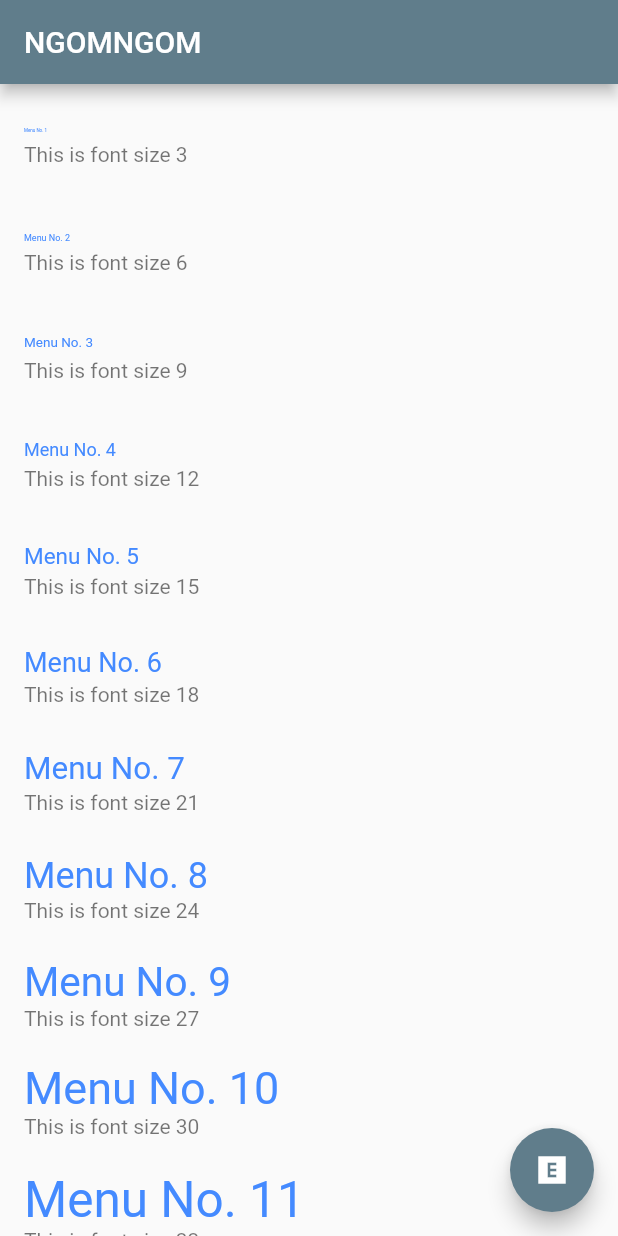
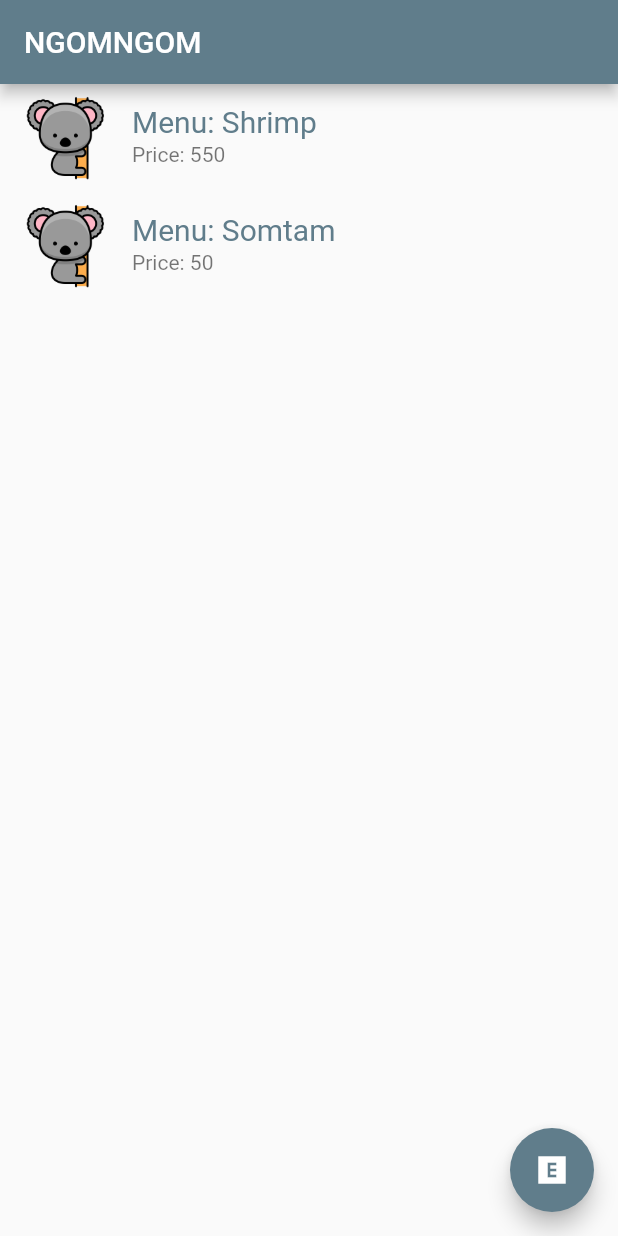
Before and after one commit to NGOMNGOM/FlutterRepo, a Flutter app: the screen it shows after launch, on a phone screen of 412 x 824 dp. Run offline on Flutter 3.47's test engine with Material 2 defaults, Android fonts, the phone set to English and light mode, and no system bars.

Commit message:
FoodApp with leading in ListTile, Internal Image

```diff
--- /dev/null
+++ b/flutter_application_1/lib/FoodMenu.dart
@@ -0,0 +1,6 @@
+class FoodMenu {
+  String name;
+  int price;
+  String pic;
+  FoodMenu(this.name, this.price, this.pic);
+}
--- a/flutter_application_1/lib/main.dart
+++ b/flutter_application_1/lib/main.dart
@@ -1,4 +1,5 @@
 import "package:flutter/material.dart";
+import "FoodMenu.dart";
 
 void main() {
   var app = const MyApp();
@@ -26,6 +27,10 @@ class Index extends StatefulWidget {
 
 class _IndexState extends State<Index> {
   int count = 0;
+  List<FoodMenu> menu = [
+    FoodMenu("Shrimp", 550, "image/koalas.png"),
+    FoodMenu("Somtam", 50, "image/koalas.png")
+  ];
   @override
   Widget build(BuildContext context) {
     List<Widget> data = [];
@@ -41,15 +46,15 @@ class _IndexState extends State<Index> {
     return Scaffold(
       appBar: AppBar(title: const Text("NGOMNGOM")),
       body: ListView.builder(
-          itemCount: 15,
+          itemCount: menu.length,
           itemBuilder: (BuildContext context, int index) {
             return ListTile(
+              leading: Image.asset(menu[index].pic),
               title: Text(
-                "Menu No. ${index + 1}",
-                style: TextStyle(
-                    fontSize: (index + 1) * 3, color: Colors.blueAccent),
+                "Menu: ${menu[index].name}",
+                style: const TextStyle(fontSize: 20, color: Colors.blueGrey),
               ),
-              subtitle: Text("This is font size ${(index + 1) * 3}"),
+              subtitle: Text("Price: ${menu[index].price}"),
             );
           }),
       floatingActionButton: FloatingActionButton(
--- a/flutter_application_1/pubspec.yaml
+++ b/flutter_application_1/pubspec.yaml
@@ -67,6 +67,8 @@ flutter:
   # assets:
   #   - images/a_dot_burr.jpeg
   #   - images/a_dot_ham.jpeg
+  assets:
+  - image/
 
   # An image asset can refer to one or more resolution-specific "variants", see
   # https://flutter.dev/assets-and-images/#resolution-aware
```
